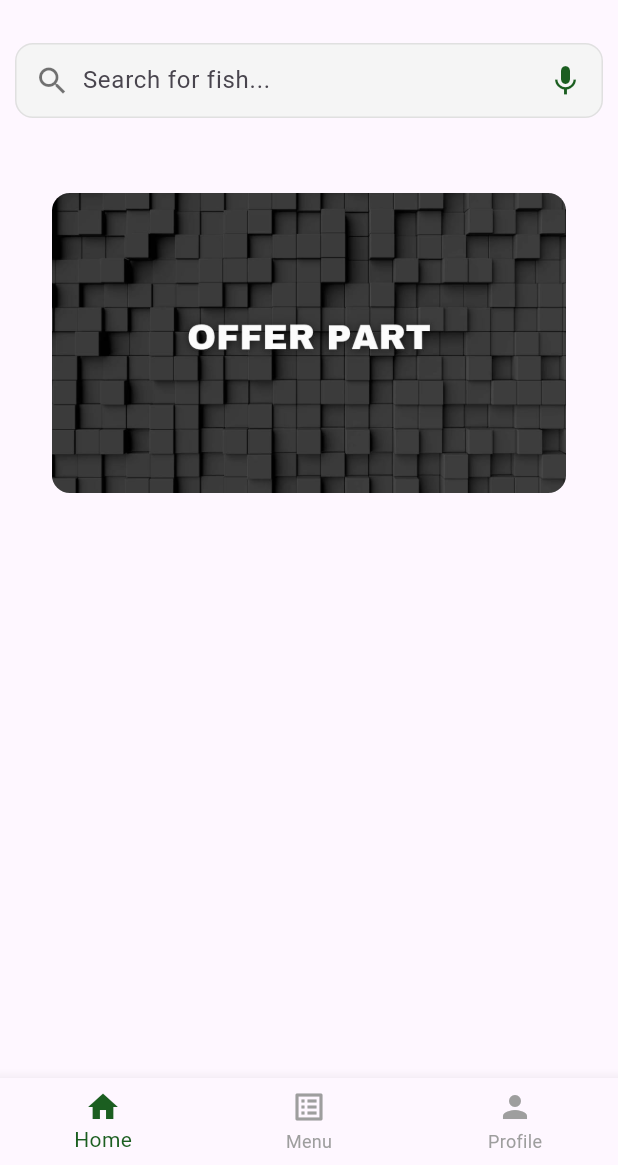
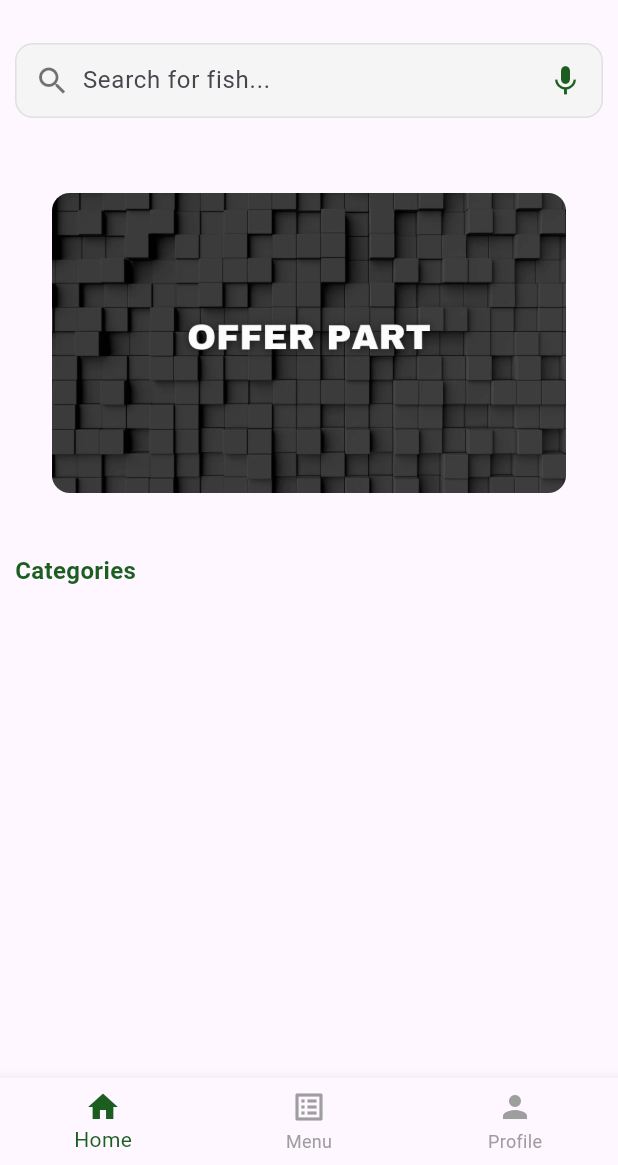
Before and after one commit to PriyadhaPrakash/Fishy, a Flutter app: the screen it shows after launch, on a phone screen of 412 x 824 dp, the part 71-1236 px from its top. Run offline on Flutter 3.47's test engine with Material 3 defaults, Android fonts, the phone set to English and light mode, and no system bars; drawn by our look-alikes of carousel_slider; our stand-ins replace flutter_otp_text_field.

Commit message:
categorie

```diff
--- a/lib/Homepage.dart
+++ b/lib/Homepage.dart
@@ -14,13 +14,18 @@ class _HomePageState extends State<HomePage> {
     'assets/banner1.jpg',
     'assets/banner1.jpg',
   ];
+  List<String> categories = [
+    'Fresh Fish (Cleaned & Whole)',
+    'Cut Fish in Packets',
+    'Dried Fish',
+    'Frozen Fish',
+  ];
   @override
   Widget build(BuildContext context) {
     return Scaffold(
       body: ListView(
         padding: const EdgeInsets.symmetric(vertical: 20, horizontal: 10),
         children: [
-
           Row(
             children: [
               Expanded(
@@ -69,7 +74,6 @@ class _HomePageState extends State<HomePage> {
                     width: double.infinity,
                     margin: const EdgeInsets.symmetric(horizontal: 5.0),
                     decoration: BoxDecoration(
-
                       borderRadius: BorderRadius.circular(12),
                       image: DecorationImage(
                         image: AssetImage(imagePath),
@@ -80,9 +84,24 @@ class _HomePageState extends State<HomePage> {
                 },
               );
             }).toList(),
-
           ),
-     ] ),
+          const SizedBox(height: 40),
+          Column(
+            mainAxisAlignment: MainAxisAlignment.start,
+            crossAxisAlignment: CrossAxisAlignment.start,
+            children: [
+              Text(
+                "Categories",
+                style: TextStyle(
+                  fontSize: 16,
+                  fontWeight: FontWeight.bold,
+                  color: Colors.green.shade900,
+                ),
+              ),
+            ],
+          ),
+        ],
+      ),
     );
   }
 }
```
Lines whose indentation alone changed are shown as unchanged.
